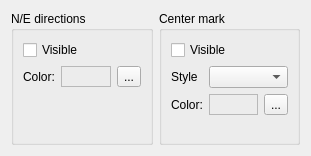
Before: the Qt Designer form qfitswidget/qt/settings.ui in thusser/qfitswidget, drawn with Qt 5.
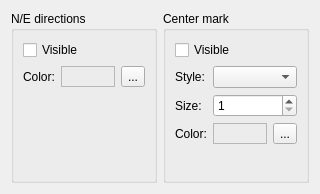
After: the same form once the commit is applied.

The edit to the form file:
```diff
--- a/qfitswidget/qt/settings.ui
+++ b/qfitswidget/qt/settings.ui
@@ -6,8 +6,8 @@
    <rect>
     <x>0</x>
     <y>0</y>
-    <width>311</width>
-    <height>156</height>
+    <width>320</width>
+    <height>194</height>
    </rect>
   </property>
   <property name="windowTitle">
@@ -67,21 +67,21 @@
       <item row="1" column="0">
        <widget class="QLabel" name="label_3">
         <property name="text">
-         <string>Style</string>
+         <string>Style:</string>
         </property>
        </widget>
       </item>
       <item row="1" column="1">
        <widget class="QComboBox" name="comboCenterStyle"/>
       </item>
-      <item row="2" column="0">
+      <item row="3" column="0">
        <widget class="QLabel" name="label_2">
         <property name="text">
          <string>Color:</string>
         </property>
        </widget>
       </item>
-      <item row="2" column="1">
+      <item row="3" column="1">
        <layout class="QHBoxLayout" name="horizontalLayout_2" stretch="1,0">
         <item>
          <widget class="QFrame" name="labelCenterColor">
@@ -109,6 +109,23 @@
         </property>
        </widget>
       </item>
+      <item row="2" column="0">
+       <widget class="QLabel" name="label_4">
+        <property name="text">
+         <string>Size:</string>
+        </property>
+       </widget>
+      </item>
+      <item row="2" column="1">
+       <widget class="QSpinBox" name="spinCenterSize">
+        <property name="minimum">
+         <number>1</number>
+        </property>
+        <property name="maximum">
+         <number>999</number>
+        </property>
+       </widget>
+      </item>
      </layout>
     </widget>
    </item>
```
